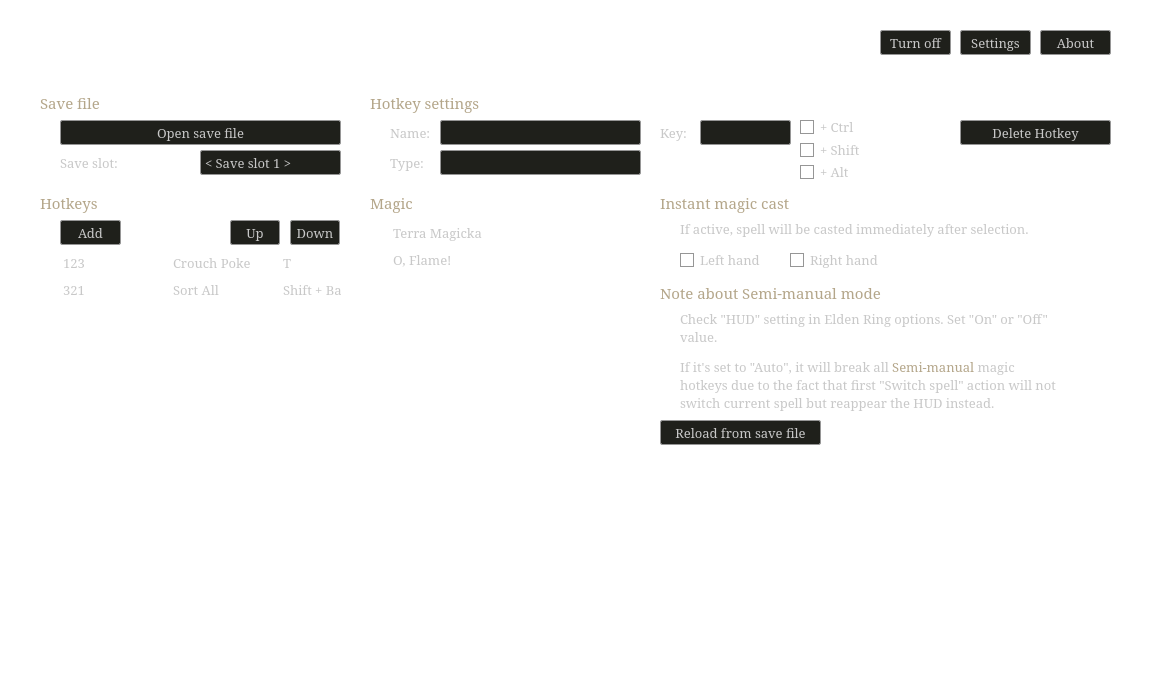
This is src/mainWindow.ui in a-burlakov/melinas-fingers as Qt 5 draws it before an edit. The edited form follows.
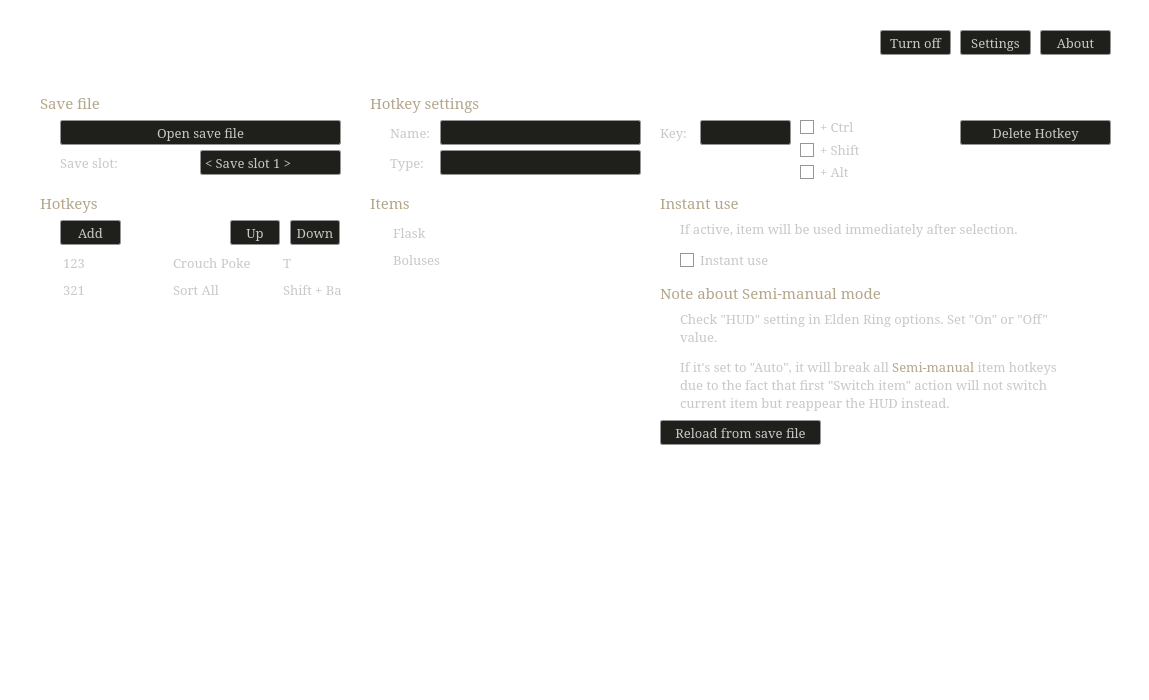
This is the edited form. The open tabs and pages were chosen to show the change. Icons and pictures are not drawn.

Commit message: Items like magic, new hotkey type.

The edit to the form file:
```diff
--- a/src/mainWindow.ui
+++ b/src/mainWindow.ui
@@ -2769,6 +2769,329 @@
      <zorder>checkBox_MagicInstantUseRightHand</zorder>
      <zorder>button_MagicReload</zorder>
     </widget>
+    <widget class="QWidget" name="stackedWidget_Pages_Items">
+     <widget class="QLabel" name="label_57">
+      <property name="geometry">
+       <rect>
+        <x>290</x>
+        <y>90</y>
+        <width>361</width>
+        <height>25</height>
+       </rect>
+      </property>
+      <property name="sizePolicy">
+       <sizepolicy hsizetype="Fixed" vsizetype="Fixed">
+        <horstretch>0</horstretch>
+        <verstretch>0</verstretch>
+       </sizepolicy>
+      </property>
+      <property name="font">
+       <font>
+        <family>Garamond</family>
+        <pointsize>11</pointsize>
+       </font>
+      </property>
+      <property name="styleSheet">
+       <string notr="true">color: rgb(180, 166, 138);</string>
+      </property>
+      <property name="text">
+       <string>Note about Semi-manual mode</string>
+      </property>
+      <property name="textFormat">
+       <enum>Qt::PlainText</enum>
+      </property>
+     </widget>
+     <widget class="QCheckBox" name="checkBox_ItemInstantUse">
+      <property name="geometry">
+       <rect>
+        <x>310</x>
+        <y>60</y>
+        <width>91</width>
+        <height>20</height>
+       </rect>
+      </property>
+      <property name="font">
+       <font>
+        <family>Garamond</family>
+        <pointsize>10</pointsize>
+       </font>
+      </property>
+      <property name="focusPolicy">
+       <enum>Qt::NoFocus</enum>
+      </property>
+      <property name="styleSheet">
+       <string notr="true"/>
+      </property>
+      <property name="text">
+       <string>Instant use</string>
+      </property>
+     </widget>
+     <widget class="QLabel" name="label_58">
+      <property name="geometry">
+       <rect>
+        <x>310</x>
+        <y>120</y>
+        <width>381</width>
+        <height>151</height>
+       </rect>
+      </property>
+      <property name="font">
+       <font>
+        <family>Garamond</family>
+        <pointsize>10</pointsize>
+       </font>
+      </property>
+      <property name="styleSheet">
+       <string notr="true"/>
+      </property>
+      <property name="text">
+       <string>&lt;html&gt;&lt;head/&gt;&lt;body&gt;&lt;p&gt;Check &amp;quot;HUD&amp;quot; setting in Elden Ring options. Set &amp;quot;On&amp;quot; or &amp;quot;Off&amp;quot; value.&lt;/p&gt;&lt;p&gt;If it's set to &amp;quot;Auto&amp;quot;, it will break all &lt;span style=&quot; color:#b4a68a;&quot;&gt;Semi-manual &lt;/span&gt;item hotkeys due to the fact that first &amp;quot;Switch item&amp;quot; action will not switch current item but reappear the HUD instead. &lt;/p&gt;&lt;/body&gt;&lt;/html&gt;</string>
+      </property>
+      <property name="textFormat">
+       <enum>Qt::RichText</enum>
+      </property>
+      <property name="alignment">
+       <set>Qt::AlignLeading|Qt::AlignLeft|Qt::AlignTop</set>
+      </property>
+      <property name="wordWrap">
+       <bool>true</bool>
+      </property>
+     </widget>
+     <widget class="QTableWidget" name="tableWidget_Items">
+      <property name="enabled">
+       <bool>true</bool>
+      </property>
+      <property name="geometry">
+       <rect>
+        <x>20</x>
+        <y>30</y>
+        <width>261</width>
+        <height>451</height>
+       </rect>
+      </property>
+      <property name="sizePolicy">
+       <sizepolicy hsizetype="Expanding" vsizetype="Expanding">
+        <horstretch>0</horstretch>
+        <verstretch>0</verstretch>
+       </sizepolicy>
+      </property>
+      <property name="font">
+       <font>
+        <family>Garamond</family>
+        <pointsize>10</pointsize>
+       </font>
+      </property>
+      <property name="focusPolicy">
+       <enum>Qt::NoFocus</enum>
+      </property>
+      <property name="styleSheet">
+       <string notr="true"/>
+      </property>
+      <property name="frameShape">
+       <enum>QFrame::NoFrame</enum>
+      </property>
+      <property name="horizontalScrollBarPolicy">
+       <enum>Qt::ScrollBarAlwaysOff</enum>
+      </property>
+      <property name="sizeAdjustPolicy">
+       <enum>QAbstractScrollArea::AdjustIgnored</enum>
+      </property>
+      <property name="autoScroll">
+       <bool>true</bool>
+      </property>
+      <property name="tabKeyNavigation">
+       <bool>false</bool>
+      </property>
+      <property name="showDropIndicator" stdset="0">
+       <bool>false</bool>
+      </property>
+      <property name="dragDropOverwriteMode">
+       <bool>false</bool>
+      </property>
+      <property name="selectionMode">
+       <enum>QAbstractItemView::SingleSelection</enum>
+      </property>
+      <property name="selectionBehavior">
+       <enum>QAbstractItemView::SelectRows</enum>
+      </property>
+      <property name="showGrid">
+       <bool>false</bool>
+      </property>
+      <property name="gridStyle">
+       <enum>Qt::NoPen</enum>
+      </property>
+      <property name="wordWrap">
+       <bool>false</bool>
+      </property>
+      <property name="cornerButtonEnabled">
+       <bool>false</bool>
+      </property>
+      <attribute name="horizontalHeaderVisible">
+       <bool>false</bool>
+      </attribute>
+      <attribute name="horizontalHeaderDefaultSectionSize">
+       <number>400</number>
+      </attribute>
+      <attribute name="horizontalHeaderHighlightSections">
+       <bool>false</bool>
+      </attribute>
+      <attribute name="horizontalHeaderShowSortIndicator" stdset="0">
+       <bool>false</bool>
+      </attribute>
+      <attribute name="horizontalHeaderStretchLastSection">
+       <bool>false</bool>
+      </attribute>
+      <attribute name="verticalHeaderVisible">
+       <bool>false</bool>
+      </attribute>
+      <attribute name="verticalHeaderCascadingSectionResizes">
+       <bool>false</bool>
+      </attribute>
+      <attribute name="verticalHeaderDefaultSectionSize">
+       <number>27</number>
+      </attribute>
+      <attribute name="verticalHeaderHighlightSections">
+       <bool>false</bool>
+      </attribute>
+      <row>
+       <property name="text">
+        <string>1</string>
+       </property>
+      </row>
+      <row>
+       <property name="text">
+        <string>2</string>
+       </property>
+      </row>
+      <column>
+       <property name="text">
+        <string>Name</string>
+       </property>
+      </column>
+      <item row="0" column="0">
+       <property name="text">
+        <string>Flask</string>
+       </property>
+      </item>
+      <item row="1" column="0">
+       <property name="text">
+        <string>Boluses</string>
+       </property>
+      </item>
+     </widget>
+     <widget class="QLabel" name="label_59">
+      <property name="geometry">
+       <rect>
+        <x>310</x>
+        <y>30</y>
+        <width>381</width>
+        <height>31</height>
+       </rect>
+      </property>
+      <property name="font">
+       <font>
+        <family>Garamond</family>
+        <pointsize>10</pointsize>
+       </font>
+      </property>
+      <property name="styleSheet">
+       <string notr="true"/>
+      </property>
+      <property name="text">
+       <string>If active, item will be used immediately after selection.</string>
+      </property>
+      <property name="alignment">
+       <set>Qt::AlignLeading|Qt::AlignLeft|Qt::AlignTop</set>
+      </property>
+      <property name="wordWrap">
+       <bool>true</bool>
+      </property>
+     </widget>
+     <widget class="QLabel" name="label_60">
+      <property name="geometry">
+       <rect>
+        <x>0</x>
+        <y>0</y>
+        <width>111</width>
+        <height>25</height>
+       </rect>
+      </property>
+      <property name="sizePolicy">
+       <sizepolicy hsizetype="Fixed" vsizetype="Fixed">
+        <horstretch>0</horstretch>
+        <verstretch>0</verstretch>
+       </sizepolicy>
+      </property>
+      <property name="font">
+       <font>
+        <family>Garamond</family>
+        <pointsize>11</pointsize>
+       </font>
+      </property>
+      <property name="styleSheet">
+       <string notr="true">color: rgb(180, 166, 138);</string>
+      </property>
+      <property name="text">
+       <string>Items</string>
+      </property>
+      <property name="textFormat">
+       <enum>Qt::PlainText</enum>
+      </property>
+     </widget>
+     <widget class="QLabel" name="label_61">
+      <property name="geometry">
+       <rect>
+        <x>290</x>
+        <y>0</y>
+        <width>131</width>
+        <height>25</height>
+       </rect>
+      </property>
+      <property name="sizePolicy">
+       <sizepolicy hsizetype="Fixed" vsizetype="Fixed">
+        <horstretch>0</horstretch>
+        <verstretch>0</verstretch>
+       </sizepolicy>
+      </property>
+      <property name="font">
+       <font>
+        <family>Garamond</family>
+        <pointsize>11</pointsize>
+       </font>
+      </property>
+      <property name="styleSheet">
+       <string notr="true">color: rgb(180, 166, 138);</string>
+      </property>
+      <property name="text">
+       <string>Instant use</string>
+      </property>
+      <property name="textFormat">
+       <enum>Qt::PlainText</enum>
+      </property>
+     </widget>
+     <widget class="QPushButton" name="pushButton_ItemReload">
+      <property name="geometry">
+       <rect>
+        <x>290</x>
+        <y>230</y>
+        <width>161</width>
+        <height>25</height>
+       </rect>
+      </property>
+      <property name="font">
+       <font>
+        <family>Garamond</family>
+        <pointsize>10</pointsize>
+       </font>
+      </property>
+      <property name="focusPolicy">
+       <enum>Qt::NoFocus</enum>
+      </property>
+      <property name="text">
+       <string>Reload from save file</string>
+      </property>
+     </widget>
+    </widget>
     <widget class="QWidget" name="stackedWidget_Pages_BuiltIn">
      <widget class="QTableWidget" name="tableWidget_BuiltInMacros">
       <property name="enabled">
```
Left out of the diff: 72 changed lines with no effect on the pictures. The commit also changes 10 other files.
